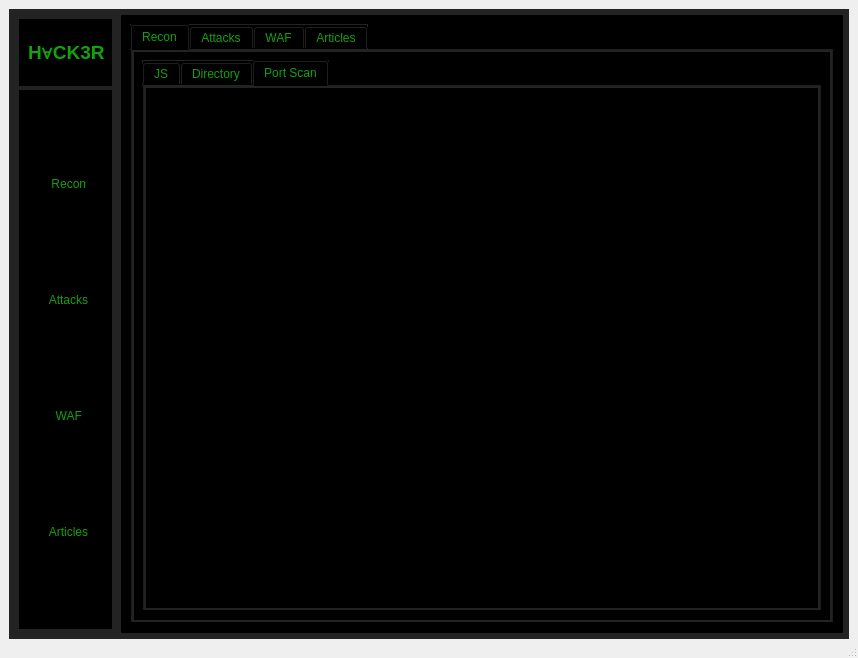
Qt form GUI/app.ui (Graduti0n-Pr0ject/pen-testing-Program) before a commit.
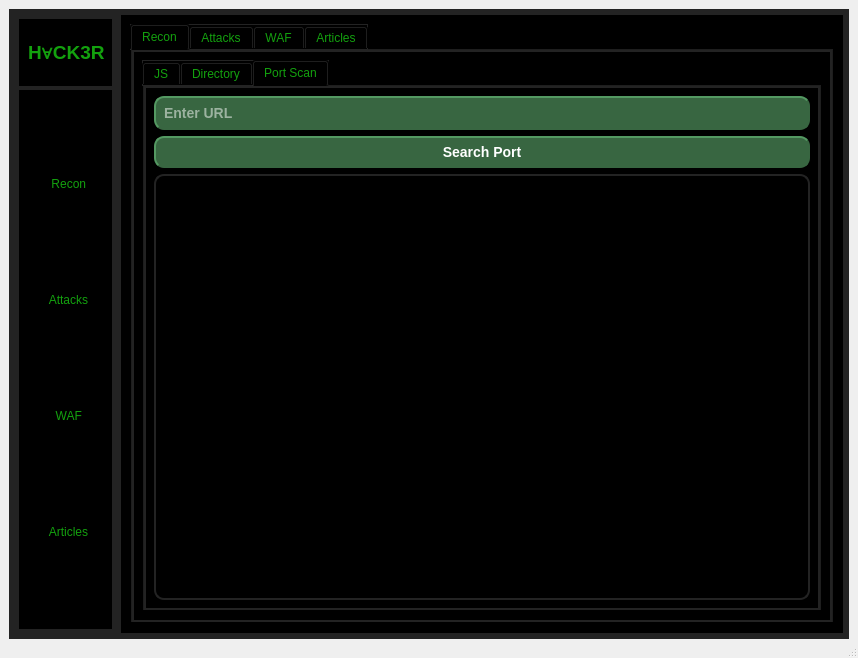
The same form after that commit. The open tabs and pages were chosen to show the change. Icons and pictures are not drawn.

The edit to the form file:
```diff
--- a/GUI/app.ui
+++ b/GUI/app.ui
@@ -564,6 +564,58 @@
                  <attribute name="title">
                   <string>Port Scan</string>
                  </attribute>
+                 <layout class="QVBoxLayout" name="verticalLayout_4">
+                  <item>
+                   <widget class="QLineEdit" name="lineEdit_2">
+                    <property name="styleSheet">
+                     <string notr="true">background-color: rgb(56, 102, 65);
+border-style: outset;
+border-width: 2px;
+border-radius: 10px;
+border-color: rgb(56, 102, 65);
+font: bold 14px;
+min-width: 10em;
+padding: 6px;
+color: white;</string>
+                    </property>
+                    <property name="placeholderText">
+                     <string>Enter URL</string>
+                    </property>
+                   </widget>
+                  </item>
+                  <item>
+                   <widget class="QPushButton" name="searchportbtn">
+                    <property name="styleSheet">
+                     <string notr="true">background-color: rgb(56, 102, 65);
+border-style: outset;
+border-width: 2px;
+border-radius: 10px;
+border-color: rgb(56, 102, 65);
+font: bold 14px;
+min-width: 10em;
+padding: 6px;
+color: white;</string>
+                    </property>
+                    <property name="text">
+                     <string>Search Port</string>
+                    </property>
+                   </widget>
+                  </item>
+                  <item>
+                   <widget class="QListWidget" name="listWidget_3">
+                    <property name="styleSheet">
+                     <string notr="true">background-color: black;
+color:rgb(19, 161, 14);
+background-attachment: scroll;
+border-width: 2px;
+border-radius: 10px;
+font: bold 14px;
+min-width: 10em;
+padding: 6px;</string>
+                    </property>
+                   </widget>
+                  </item>
+                 </layout>
                 </widget>
                </widget>
               </item>
```
Left out of the diff: 8 changed lines with no effect on the pictures.
